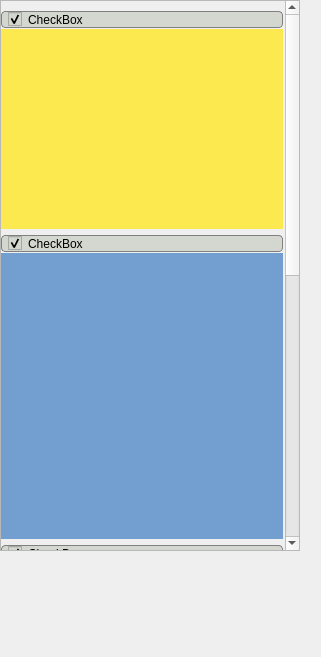
Before: the Qt Designer form rightArea.ui in cuby-tec/mitoPrinter, drawn with Qt 5.
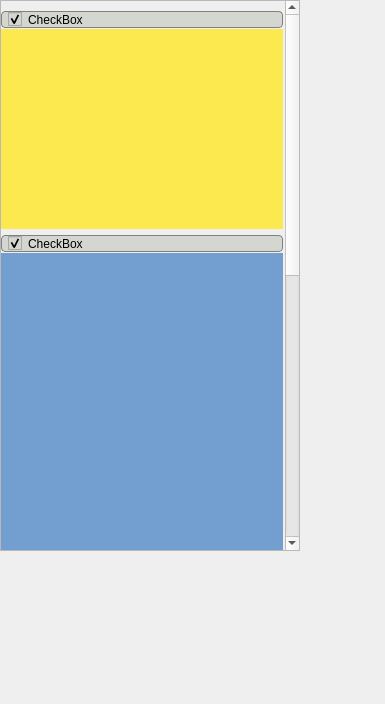
After: the same form once the commit is applied.

Commit message: #20 Enders sended as reserved2. Display in coordinatuswidget.ui .

What changed in the file:
```diff
--- a/rightArea.ui
+++ b/rightArea.ui
@@ -6,8 +6,8 @@
    <rect>
     <x>0</x>
     <y>0</y>
-    <width>321</width>
-    <height>657</height>
+    <width>385</width>
+    <height>704</height>
    </rect>
   </property>
   <property name="minimumSize">
@@ -61,7 +61,7 @@
     <property name="geometry">
      <rect>
       <x>0</x>
-      <y>0</y>
+      <y>-44</y>
       <width>284</width>
       <height>1100</height>
      </rect>
@@ -96,7 +96,7 @@
        <x>0</x>
        <y>0</y>
        <width>282</width>
-       <height>1031</height>
+       <height>1121</height>
       </rect>
      </property>
      <layout class="QVBoxLayout" name="verticalLayout">
@@ -168,13 +168,13 @@
         <property name="minimumSize">
          <size>
           <width>0</width>
-          <height>230</height>
+          <height>400</height>
          </size>
         </property>
         <property name="maximumSize">
          <size>
           <width>16777215</width>
-          <height>300</height>
+          <height>450</height>
          </size>
         </property>
         <property name="baseSize">
```
The commit also changes 5 other files.
